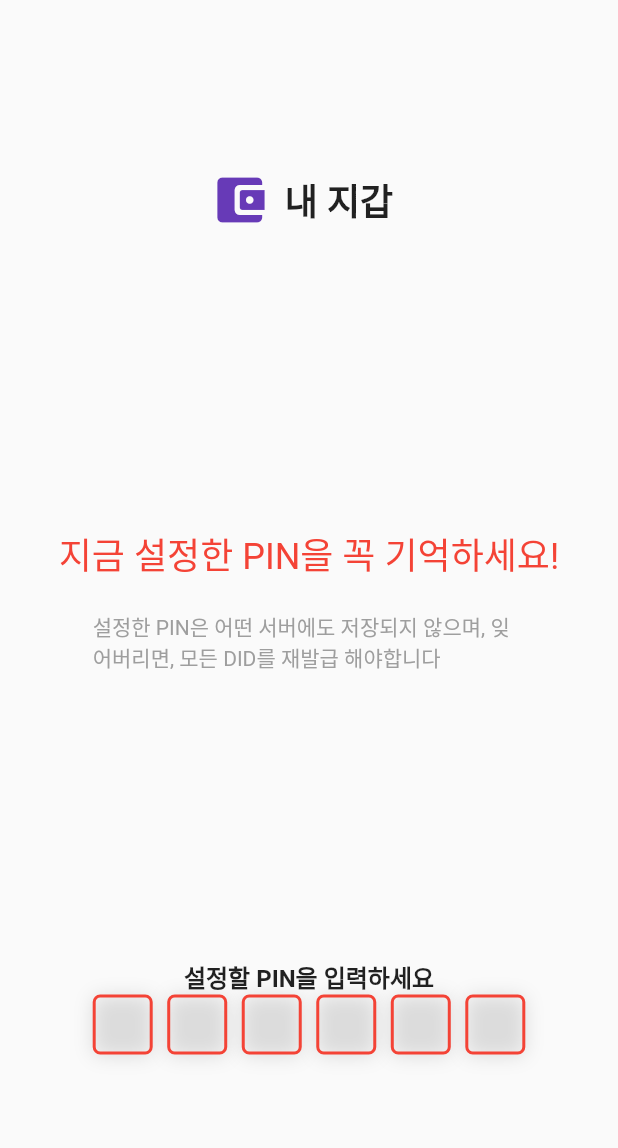
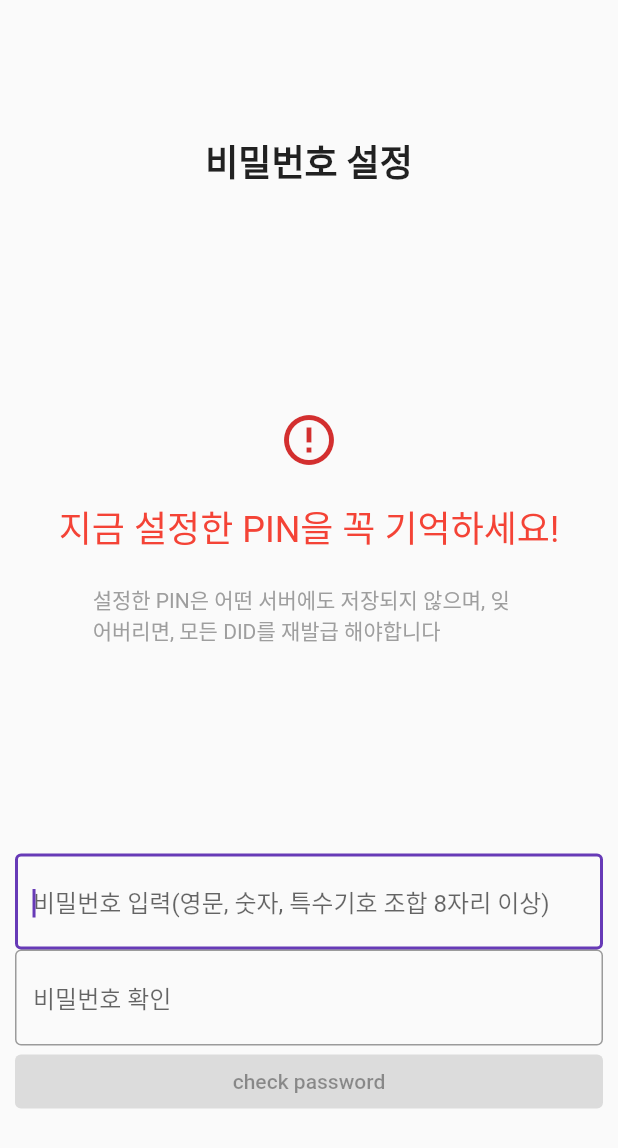
Before and after one commit to ProtoconNet/did-client, a Flutter app: the screen it shows after launch, after a tap on "Skip", after a tap on "Done", after a tap on "내 지갑 만들기", on a phone screen of 412 x 824 dp. Shown: the top 1148 px of the screen. Run offline on Flutter 3.47's test engine with Material 2 defaults, Android fonts, the phone set to English and light mode, and no system bars; drawn by our look-alikes of pin_code_fields; our stand-ins replace awesome_dialog, camera, confetti, flutter_datetime_picker, flutter_dotenv, flutter_secure_storage and 11 more; missing offline and left inert: biometric_storage, cryptography, dart_jsonwebtoken, encrypt, fast_base58, google_ml_kit and 1 more.

Commit message:
apply ux

```diff
--- a/lib/pages/create_wallet.dart
+++ b/lib/pages/create_wallet.dart
@@ -28,13 +28,13 @@ class CreateWallet extends StatelessWidget {
                   blurRadius: 1.5,
                 ),
               ]),
-              child: Center(
-                  child: Text('M I T U M', style: TextStyle(color: Colors.white, fontWeight: FontWeight.bold))))),
+              child: Center(child: Text('MITUM', style: TextStyle(color: Colors.white, fontWeight: FontWeight.bold))))),
       Center(
           child: Text('Wallet',
               style: Get.textTheme.headline2?.copyWith(color: Colors.black, fontWeight: FontWeight.w900))),
       SizedBox(height: 30),
-      Column(
+      Center(
+          child: Column(
         children: [
           Padding(
               padding: EdgeInsets.only(left: 30, right: 30, top: 30),
@@ -106,7 +106,7 @@ class CreateWallet extends StatelessWidget {
                 ],
               ))
         ],
-      ),
+      )),
       SizedBox(height: 30),
       Column(children: [
         Center(child: Text('소셜인프라테크는 사용자의 개인정보를 수집하지 않습니다.', style: Get.textTheme.caption)),
--- a/lib/pages/receive_password.dart
+++ b/lib/pages/receive_password.dart
@@ -22,7 +22,7 @@ class ReceivePassword extends StatelessWidget {
   @override
   Widget build(BuildContext context) {
     log.i('ReceivePasswordPage');
-    // final node = FocusScope.of(context);
+    final node = FocusScope.of(context);
     return Background(
         mainAxisAlignment: MainAxisAlignment.spaceAround,
         crossAxisAlignment: CrossAxisAlignment.center,
@@ -30,13 +30,15 @@ class ReceivePassword extends StatelessWidget {
           Row(
             mainAxisAlignment: MainAxisAlignment.center,
             children: [
-              Icon(Icons.account_balance_wallet_rounded, size: 40, color: Colors.deepPurple),
+              // Icon(Icons.account_balance_wallet_rounded, size: 40, color: Colors.deepPurple),
               Padding(
                   padding: EdgeInsets.all(10),
-                  child: Text('내 지갑', style: Get.textTheme.headline5?.copyWith(fontWeight: FontWeight.bold)))
+                  child: Text('비밀번호 설정', style: Get.textTheme.headline5?.copyWith(fontWeight: FontWeight.bold)))
             ],
           ),
           Column(children: [
+            Icon(Icons.error_outline, size: 40, color: Get.theme.errorColor),
+            SizedBox(height: 20),
             Center(child: Text('지금 설정한 PIN을 꼭 기억하세요!', style: Get.textTheme.headline5?.copyWith(color: Colors.red))),
             SizedBox(height: 20),
             Row(mainAxisAlignment: MainAxisAlignment.center, children: [
@@ -46,143 +48,151 @@ class ReceivePassword extends StatelessWidget {
                       style: Get.textTheme.bodyText2?.copyWith(color: Colors.grey)))
             ]),
           ]),
-          Form(
+          SizedBox(
+            width: Get.width * 0.8,
+            child: Form(
               key: c.formKey.value,
               child: Column(
                   mainAxisAlignment: MainAxisAlignment.center,
                   crossAxisAlignment: CrossAxisAlignment.center,
                   children: [
-                  Center(
-                      child: Obx(() => c.password.value == ""
-                          ? Text('설정할 PIN을 입력하세요',
-                              style: Get.textTheme.subtitle1?.copyWith(fontWeight: FontWeight.bold))
-                          : Text('한번 더 입력하세요.',
-                              style: Get.textTheme.subtitle1?.copyWith(fontWeight: FontWeight.bold)))),
-                  Container(
-                    width: Get.width * 0.7,
-                    child: PinCodeTextField(
-                      appContext: context,
-                      // pastedTextStyle: TextStyle(
-                      //   color: Colors.green.shade600,
-                      //   fontWeight: FontWeight.bold,
+                    // Center(
+                    //     child: Obx(() => c.password.value == ""
+                    //         ? Text('설정할 PIN을 입력하세요',
+                    //             style: Get.textTheme.subtitle1?.copyWith(fontWeight: FontWeight.bold))
+                    //         : Text('한번 더 입력하세요.',
+                    //             style: Get.textTheme.subtitle1?.copyWith(fontWeight: FontWeight.bold)))),
+                    // Container(
+                    //   width: Get.width * 0.7,
+                    //   child: PinCodeTextField(
+                    //     appContext: context,
+                    //     // pastedTextStyle: TextStyle(
+                    //     //   color: Colors.green.shade600,
+                    //     //   fontWeight: FontWeight.bold,
+                    //     // ),
+                    //     length: 6,
+                    //     obscureText: true,
+                    //     // blinkWhenObscuring: true,
+                    //     animationType: AnimationType.fade,
+                    //     // validator: (v) {
+                    //     //   if (v!.length < 3) {
+                    //     //     return "I'm from validator";
+                    //     //   } else {
+                    //     //     return null;
+                    //     //   }
+                    //     // },
+                    //     pinTheme: PinTheme(
+                    //       shape: PinCodeFieldShape.box,
+                    //       borderRadius: BorderRadius.circular(5),
+                    //       fieldHeight: 40,
+                    //       fieldWidth: 40,
+                    //       activeFillColor: Colors.white,
+                    //     ),
+                    //     cursorColor: Colors.black,
+                    //     animationDuration: Duration(milliseconds: 300),
+                    //     enableActiveFill: false,
+                    //     errorAnimationController: errorController,
+                    //     controller: textEditingController,
+                    //     keyboardType: TextInputType.number,
+                    //     boxShadows: [
+                    //       BoxShadow(
+                    //         offset: Offset(0, 1),
+                    //         color: Colors.black12,
+                    //         blurRadius: 10,
+                    //       )
+                    //     ],
+                    //     onCompleted: (v) {
+                    //       print("Completed: $v");
+                    //       if (c.password.value == "") {
+                    //         c.setPassword(v);
+                    //         textEditingController.text = '';
+                    //       } else if (v == c.password.value) {
+                    //         print(v);
+                    //         Get.to(CreateDID(password: v));
+                    //       } else {
+                    //         Get.defaultDialog(
+                    //             title: "incorrectPassword".tr,
+                    //             content: Text('incorrectPassword'.tr),
+                    //             confirm: ElevatedButton(
+                    //               child: Text('ok'.tr),
+                    //               style: Get.theme.textButtonTheme.style,
+                    //               onPressed: () {
+                    //                 Get.back();
+                    //               },
+                    //             ));
+                    //         c.setPassword('');
+                    //         textEditingController.text = '';
+                    //       }
+                    //     },
+                    //     // onTap: () {
+                    //     //   print("Pressed");
+                    //     // },
+                    //     onChanged: (value) {
+                    //       print(value);
+                    //       // setState(() {
+                    //       //   currentText = value;
+                    //       // });
+                    //     },
+                    //     beforeTextPaste: (text) {
+                    //       print("Allowing to paste $text");
+                    //       //if you return true then it will show the paste confirmation dialog. Otherwise if false, then nothing will happen.
+                    //       //but you can show anything you want here, like your pop up saying wrong paste format or etc
+                    //       return true;
+                    //     },
+                    //   ),
                     // ),
-                      length: 6,
-                      obscureText: true,
-                      // blinkWhenObscuring: true,
-                      animationType: AnimationType.fade,
-                      // validator: (v) {
-                      //   if (v!.length < 3) {
-                      //     return "I'm from validator";
-                      //   } else {
-                      //     return null;
-                      //   }
-                      // },
-                      pinTheme: PinTheme(
-                        shape: PinCodeFieldShape.box,
-                        borderRadius: BorderRadius.circular(5),
-                        fieldHeight: 40,
-                        fieldWidth: 40,
-                        activeFillColor: Colors.white,
-                      ),
-                      cursorColor: Colors.black,
-                      animationDuration: Duration(milliseconds: 300),
-                      enableActiveFill: false,
-                      errorAnimationController: errorController,
-                      controller: textEditingController,
-                      keyboardType: TextInputType.number,
-                      boxShadows: [
-                        BoxShadow(
-                          offset: Offset(0, 1),
-                          color: Colors.black12,
-                          blurRadius: 10,
-                        )
-                      ],
-                      onCompleted: (v) {
-                        print("Completed: $v");
-                        if (c.password.value == "") {
-                          c.setPassword(v);
-                          textEditingController.text = '';
-                        } else if (v == c.password.value) {
-                          print(v);
-                          Get.to(CreateDID(password: v));
-                        } else {
-                          Get.defaultDialog(
-                              title: "incorrectPassword".tr,
-                              content: Text('incorrectPassword'.tr),
-                              confirm: ElevatedButton(
-                                child: Text('ok'.tr),
-                                style: Get.theme.textButtonTheme.style,
-                                onPressed: () {
-                                  Get.back();
-                                },
-                              ));
-                          c.setPassword('');
-                          textEditingController.text = '';
-                        }
-                      },
-                      // onTap: () {
-                      //   print("Pressed");
-                      // },
-                      onChanged: (value) {
-                        print(value);
-                        // setState(() {
-                        //   currentText = value;
-                        // });
-                      },
-                      beforeTextPaste: (text) {
-                        print("Allowing to paste $text");
-                        //if you return true then it will show the paste confirmation dialog. Otherwise if false, then nothing will happen.
-                        //but you can show anything you want here, like your pop up saying wrong paste format or etc
-                        return true;
-                      },
-                    ),
-                  ),
                     // Text('createWallet'.tr, style: Get.theme.textTheme.headline6?.copyWith(fontWeight: FontWeight.bold)),
                     // Text('inputPasswordMsg'.tr),
-                  // TextFormField(
-                  //     autofocus: true,
-                  //     controller: pass,
-                  //     obscureText: true,
-                  //     enableSuggestions: false,
-                  //     autocorrect: false,
-                  //     decoration: InputDecoration(hintText: 'Input password', labelText: 'Password'),
-                  //     validator: (value) {
-                  //       if (value != confirmPass.text) return ' ';
-                  //       return null;
-                  //     },
-                  //     onChanged: (value) {
-                  //       c.setStatus(value.isNotEmpty && pass.text == confirmPass.text);
-                  //     },
-                  //     onEditingComplete: () => node.nextFocus()),
-                  // TextFormField(
-                  //     controller: confirmPass,
-                  //     obscureText: true,
-                  //     enableSuggestions: false,
-                  //     autocorrect: false,
-                  //     decoration: InputDecoration(hintText: 'Confirm password', labelText: 'Confirm'),
-                  //     validator: (value) {
-                  //       if (value != pass.text) return 'Error: Password and confirm password have to same';
-                  //       return null;
-                  //     },
-                  //     onChanged: (value) {
-                  //       c.formKey.value.currentState!.validate();
-                  //       c.setStatus(value.isNotEmpty && pass.text == confirmPass.text);
-                  //     },
-                  //     onEditingComplete: () => node.nextFocus(),
-                  //     onFieldSubmitted: (test) async {
-                  //       Navigator.push(
-                  //           context, MaterialPageRoute(builder: (context) => CreateDID(password: confirmPass.text)));
-                  //     }),
-                  // Obx(() => ElevatedButton(
-                  //     onPressed: c.status.value
-                  //         ? () async {
-                  //             Navigator.push(context,
-                  //                 MaterialPageRoute(builder: (context) => CreateDID(password: confirmPass.text)));
-                  //           }
-                  //         : null,
-                  //     child: c.status.value ? Text('submit'.tr) : Text('check password')))
+                    TextFormField(
+                        autofocus: true,
+                        controller: pass,
+                        obscureText: true,
+                        enableSuggestions: false,
+                        autocorrect: false,
+                        decoration: InputDecoration(
+                            border: OutlineInputBorder(),
+                            hintText: '비밀번호 입력(영문, 숫자, 특수기호 조합 8자리 이상)'), //, labelText: 'Password'),
+                        validator: (value) {
+                          if (value != confirmPass.text) return ' ';
+                          return null;
+                        },
+                        onChanged: (value) {
+                          c.setStatus(value.isNotEmpty && pass.text == confirmPass.text);
+                        },
+                        onEditingComplete: () => node.nextFocus()),
+                    TextFormField(
+                        controller: confirmPass,
+                        obscureText: true,
+                        enableSuggestions: false,
+                        autocorrect: false,
+                        decoration: InputDecoration(
+                            border: OutlineInputBorder(), hintText: '비밀번호 확인'), //, labelText: 'Confirm'),
+                        validator: (value) {
+                          if (value != pass.text) return 'Error: Password and confirm password have to same';
+                          return null;
+                        },
+                        onChanged: (value) {
+                          c.formKey.value.currentState!.validate();
+                          c.setStatus(value.isNotEmpty && pass.text == confirmPass.text);
+                        },
+                        onEditingComplete: () => node.nextFocus(),
+                        onFieldSubmitted: (test) async {
+                          Navigator.push(
+                              context, MaterialPageRoute(builder: (context) => CreateDID(password: confirmPass.text)));
+                        }),
+                    Obx(() => SizedBox(
+                        width: double.infinity,
+                        child: ElevatedButton(
+                            onPressed: c.status.value
+                                ? () async {
+                                    Navigator.push(context,
+                                        MaterialPageRoute(builder: (context) => CreateDID(password: confirmPass.text)));
+                                  }
+                                : null,
+                            child: c.status.value ? Text('submit'.tr) : Text('check password'))))
                   ]),
             ),
+          )
         ]);
   }
 }
```
Also changed, not shown: lib/pages/create_did.dart (+48 -14 lines), 2 other files. Lines whose indentation alone changed are shown as unchanged.
